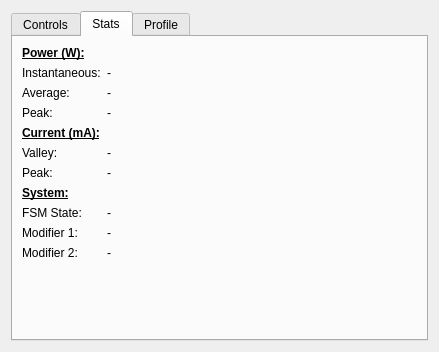
Above: ui/w_cycletester.ui from johnbatzer18/biomech_flexsea-plan before the change. Below: the same form after it.
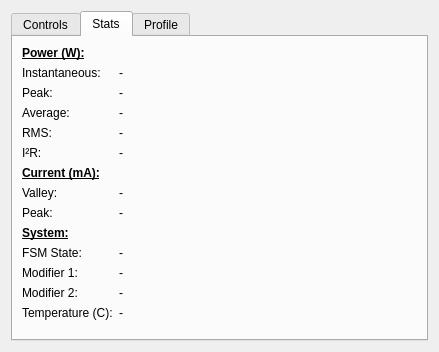
That is the form after the change. The open tabs and pages were chosen to show the change.

Commit message: CycleTester: better UI & stats, preset profiles, etc.

Diff of the .ui file:
```diff
--- a/ui/w_cycletester.ui
+++ b/ui/w_cycletester.ui
@@ -19,7 +19,7 @@
   <property name="windowTitle">
    <string>Form</string>
   </property>
-  <layout class="QGridLayout" name="gridLayout_3">
+  <layout class="QGridLayout" name="gridLayout_9">
    <item row="0" column="0">
     <widget class="QTabWidget" name="tabWidget">
      <property name="minimumSize">
@@ -388,6 +388,71 @@
       <layout class="QGridLayout" name="gridLayout_4">
        <item row="0" column="0">
         <layout class="QGridLayout" name="gridLayout_7">
+         <item row="13" column="0">
+          <widget class="QLabel" name="label_39">
+           <property name="sizePolicy">
+            <sizepolicy hsizetype="Minimum" vsizetype="Preferred">
+             <horstretch>0</horstretch>
+             <verstretch>0</verstretch>
+            </sizepolicy>
+           </property>
+           <property name="text">
+            <string>Temperature (C):</string>
+           </property>
+          </widget>
+         </item>
+         <item row="2" column="0">
+          <widget class="QLabel" name="label_14">
+           <property name="sizePolicy">
+            <sizepolicy hsizetype="Minimum" vsizetype="Preferred">
+             <horstretch>0</horstretch>
+             <verstretch>0</verstretch>
+            </sizepolicy>
+           </property>
+           <property name="text">
+            <string>Peak:</string>
+           </property>
+          </widget>
+         </item>
+         <item row="13" column="1">
+          <widget class="QLabel" name="label_statsTemp">
+           <property name="sizePolicy">
+            <sizepolicy hsizetype="Expanding" vsizetype="Preferred">
+             <horstretch>0</horstretch>
+             <verstretch>0</verstretch>
+            </sizepolicy>
+           </property>
+           <property name="text">
+            <string>-</string>
+           </property>
+          </widget>
+         </item>
+         <item row="4" column="0">
+          <widget class="QLabel" name="label_40">
+           <property name="sizePolicy">
+            <sizepolicy hsizetype="Minimum" vsizetype="Preferred">
+             <horstretch>0</horstretch>
+             <verstretch>0</verstretch>
+            </sizepolicy>
+           </property>
+           <property name="text">
+            <string>RMS:</string>
+           </property>
+          </widget>
+         </item>
+         <item row="2" column="1">
+          <widget class="QLabel" name="label_peakPower">
+           <property name="sizePolicy">
+            <sizepolicy hsizetype="Expanding" vsizetype="Preferred">
+             <horstretch>0</horstretch>
+             <verstretch>0</verstretch>
+            </sizepolicy>
+           </property>
+           <property name="text">
+            <string>-</string>
+           </property>
+          </widget>
+         </item>
          <item row="1" column="0">
           <widget class="QLabel" name="label_15">
            <property name="sizePolicy">
@@ -401,7 +466,7 @@
            </property>
           </widget>
          </item>
-         <item row="9" column="1">
+         <item row="11" column="1">
           <widget class="QLabel" name="label_mod1">
            <property name="sizePolicy">
             <sizepolicy hsizetype="Expanding" vsizetype="Preferred">
@@ -414,7 +479,20 @@
            </property>
           </widget>
          </item>
-         <item row="9" column="0">
+         <item row="12" column="0">
+          <widget class="QLabel" name="label_11">
+           <property name="sizePolicy">
+            <sizepolicy hsizetype="Minimum" vsizetype="Preferred">
+             <horstretch>0</horstretch>
+             <verstretch>0</verstretch>
+            </sizepolicy>
+           </property>
+           <property name="text">
+            <string>Modifier 2:</string>
+           </property>
+          </widget>
+         </item>
+         <item row="11" column="0">
           <widget class="QLabel" name="label_9">
            <property name="sizePolicy">
             <sizepolicy hsizetype="Minimum" vsizetype="Preferred">
@@ -427,7 +505,7 @@
            </property>
           </widget>
          </item>
-         <item row="2" column="0">
+         <item row="3" column="0">
           <widget class="QLabel" name="label_13">
            <property name="sizePolicy">
             <sizepolicy hsizetype="Minimum" vsizetype="Preferred">
@@ -460,32 +538,6 @@
           </widget>
          </item>
          <item row="3" column="1">
-          <widget class="QLabel" name="label_peakPower">
-           <property name="sizePolicy">
-            <sizepolicy hsizetype="Expanding" vsizetype="Preferred">
-             <horstretch>0</horstretch>
-             <verstretch>0</verstretch>
-            </sizepolicy>
-           </property>
-           <property name="text">
-            <string>-</string>
-           </property>
-          </widget>
-         </item>
-         <item row="3" column="0">
-          <widget class="QLabel" name="label_14">
-           <property name="sizePolicy">
-            <sizepolicy hsizetype="Minimum" vsizetype="Preferred">
-             <horstretch>0</horstretch>
-             <verstretch>0</verstretch>
-            </sizepolicy>
-           </property>
-           <property name="text">
-            <string>Peak:</string>
-           </property>
-          </widget>
-         </item>
-         <item row="2" column="1">
           <widget class="QLabel" name="label_cyclePower">
            <property name="sizePolicy">
             <sizepolicy hsizetype="Expanding" vsizetype="Preferred">
@@ -498,21 +550,34 @@
            </property>
           </widget>
          </item>
-         <item row="7" column="0">
+         <item row="9" column="0">
           <widget class="QLabel" name="label_38">
            <property name="text">
             <string>&lt;html&gt;&lt;head/&gt;&lt;body&gt;&lt;p&gt;&lt;span style=&quot; font-weight:600; text-decoration: underline;&quot;&gt;System:&lt;/span&gt;&lt;/p&gt;&lt;/body&gt;&lt;/html&gt;</string>
            </property>
           </widget>
          </item>
-         <item row="4" column="0">
+         <item row="6" column="0">
           <widget class="QLabel" name="label_37">
            <property name="text">
             <string>&lt;html&gt;&lt;head/&gt;&lt;body&gt;&lt;p&gt;&lt;span style=&quot; font-weight:600; text-decoration: underline;&quot;&gt;Current (mA):&lt;/span&gt;&lt;/p&gt;&lt;/body&gt;&lt;/html&gt;</string>
            </property>
           </widget>
          </item>
-         <item row="5" column="1">
+         <item row="12" column="1">
+          <widget class="QLabel" name="label_mod2">
+           <property name="sizePolicy">
+            <sizepolicy hsizetype="Expanding" vsizetype="Preferred">
+             <horstretch>0</horstretch>
+             <verstretch>0</verstretch>
+            </sizepolicy>
+           </property>
+           <property name="text">
+            <string>-</string>
+           </property>
+          </widget>
+         </item>
+         <item row="7" column="1">
           <widget class="QLabel" name="label_valleyCurrent">
            <property name="sizePolicy">
             <sizepolicy hsizetype="Expanding" vsizetype="Preferred">
@@ -525,7 +590,7 @@
            </property>
           </widget>
          </item>
-         <item row="6" column="0">
+         <item row="8" column="0">
           <widget class="QLabel" name="label_8">
            <property name="sizePolicy">
             <sizepolicy hsizetype="Minimum" vsizetype="Preferred">
@@ -538,7 +603,7 @@
            </property>
           </widget>
          </item>
-         <item row="6" column="1">
+         <item row="8" column="1">
           <widget class="QLabel" name="label_peakCurrent">
            <property name="sizePolicy">
             <sizepolicy hsizetype="Expanding" vsizetype="Preferred">
@@ -551,7 +616,7 @@
            </property>
           </widget>
          </item>
-         <item row="5" column="0">
+         <item row="7" column="0">
           <widget class="QLabel" name="label_10">
            <property name="sizePolicy">
             <sizepolicy hsizetype="Minimum" vsizetype="Preferred">
@@ -571,7 +636,7 @@
            </property>
           </widget>
          </item>
-         <item row="8" column="0">
+         <item row="10" column="0">
           <widget class="QLabel" name="label_12">
            <property name="sizePolicy">
             <sizepolicy hsizetype="Minimum" vsizetype="Preferred">
@@ -584,7 +649,7 @@
            </property>
           </widget>
          </item>
-         <item row="8" column="1">
+         <item row="10" column="1">
           <widget class="QLabel" name="label_FSM_State">
            <property name="sizePolicy">
             <sizepolicy hsizetype="Expanding" vsizetype="Preferred">
@@ -603,8 +668,8 @@
            </property>
           </widget>
          </item>
-         <item row="10" column="0">
-          <widget class="QLabel" name="label_11">
+         <item row="5" column="0">
+          <widget class="QLabel" name="label_41">
            <property name="sizePolicy">
             <sizepolicy hsizetype="Minimum" vsizetype="Preferred">
              <horstretch>0</horstretch>
@@ -612,12 +677,25 @@
             </sizepolicy>
            </property>
            <property name="text">
-            <string>Modifier 2:</string>
+            <string>I²R:</string>
            </property>
           </widget>
          </item>
-         <item row="10" column="1">
-          <widget class="QLabel" name="label_mod2">
+         <item row="4" column="1">
+          <widget class="QLabel" name="label_rms">
+           <property name="sizePolicy">
+            <sizepolicy hsizetype="Expanding" vsizetype="Preferred">
+             <horstretch>0</horstretch>
+             <verstretch>0</verstretch>
+            </sizepolicy>
+           </property>
+           <property name="text">
+            <string>-</string>
+           </property>
+          </widget>
+         </item>
+         <item row="5" column="1">
+          <widget class="QLabel" name="label_i2r">
            <property name="sizePolicy">
             <sizepolicy hsizetype="Expanding" vsizetype="Preferred">
              <horstretch>0</horstretch>
@@ -639,7 +717,7 @@
          <property name="sizeHint" stdset="0">
           <size>
            <width>5</width>
-           <height>72</height>
+           <height>15</height>
           </size>
          </property>
         </spacer>
@@ -1068,6 +1146,87 @@
           </property>
          </widget>
         </item>
+        <item row="11" column="0" colspan="3">
+         <layout class="QGridLayout" name="gridLayout_3">
+          <item row="0" column="1">
+           <widget class="QPushButton" name="pbPresetW1">
+            <property name="minimumSize">
+             <size>
+              <width>15</width>
+              <height>0</height>
+             </size>
+            </property>
+            <property name="maximumSize">
+             <size>
+              <width>25</width>
+              <height>16777215</height>
+             </size>
+            </property>
+            <property name="text">
+             <string>W1</string>
+            </property>
+           </widget>
+          </item>
+          <item row="0" column="0">
+           <widget class="QLabel" name="label_42">
+            <property name="text">
+             <string>Presets:</string>
+            </property>
+           </widget>
+          </item>
+          <item row="0" column="2">
+           <widget class="QPushButton" name="pbPresetW2">
+            <property name="minimumSize">
+             <size>
+              <width>15</width>
+              <height>0</height>
+             </size>
+            </property>
+            <property name="maximumSize">
+             <size>
+              <width>25</width>
+              <height>16777215</height>
+             </size>
+            </property>
+            <property name="text">
+             <string>W2</string>
+            </property>
+           </widget>
+          </item>
+          <item row="0" column="3">
+           <widget class="QPushButton" name="pbPresetR1">
+            <property name="minimumSize">
+             <size>
+              <width>15</width>
+              <height>0</height>
+             </size>
+            </property>
+            <property name="maximumSize">
+             <size>
+              <width>25</width>
+              <height>16777215</height>
+             </size>
+            </property>
+            <property name="text">
+             <string>R1</string>
+            </property>
+           </widget>
+          </item>
+          <item row="0" column="4">
+           <spacer name="horizontalSpacer_3">
+            <property name="orientation">
+             <enum>Qt::Horizontal</enum>
+            </property>
+            <property name="sizeHint" stdset="0">
+             <size>
+              <width>40</width>
+              <height>20</height>
+             </size>
+            </property>
+           </spacer>
+          </item>
+         </layout>
+        </item>
        </layout>
       </widget>
       <widget class="QWidget" name="gridLayoutWidget_2">
```
Left out of the diff: 136 changed lines with no effect on the pictures. The commit also changes 2 other files.
